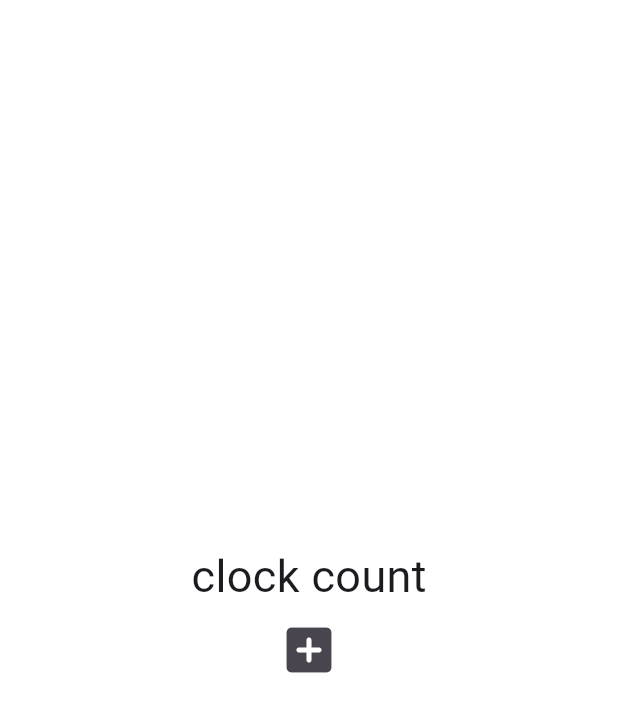
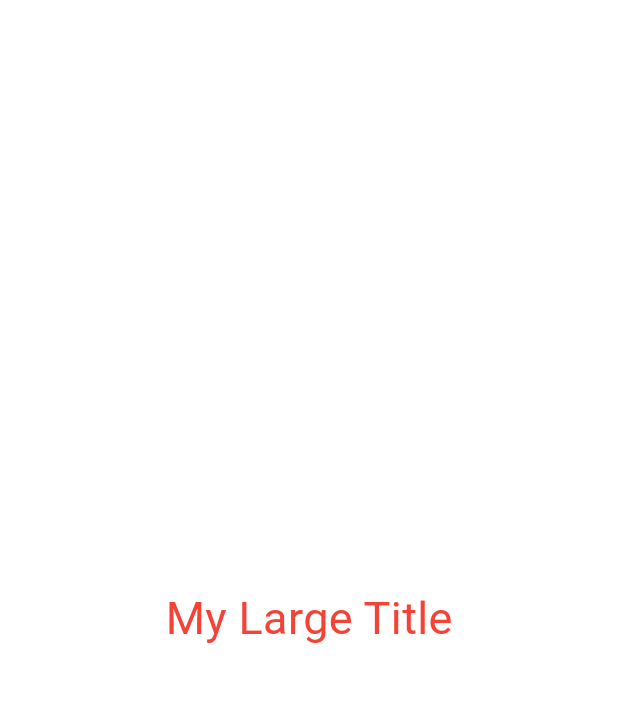
Before and after one commit to qpaseo/test, a Flutter app: the screen it shows after launch, on a phone screen of 412 x 824 dp. Shown: the top 712 px of the screen. Run offline on Flutter 3.47's test engine with Material 3 defaults, Android fonts, the phone set to English and light mode, and no system bars.

Commit message:
update :: 챕터4 buildContext

```diff
--- a/toonflix/lib/main.dart
+++ b/toonflix/lib/main.dart
@@ -36,22 +36,20 @@
   @override
   Widget build(BuildContext context) {
     return MaterialApp(
+      theme: ThemeData(
+        textTheme: TextTheme(
+          titleLarge: TextStyle(
+            color: Colors.red,
+          ),
+        ),
+      ),
       home: Scaffold(
         backgroundColor: Colors.white,
         body: Center(
           child: Column(
             mainAxisAlignment: MainAxisAlignment.center,
             children: [
-              Text(
-                "clock count",
-                style: TextStyle(fontSize: 30),
-              ),
-              for (var n in numbers) Text('$n'),
-              IconButton(
-                iconSize: 40,
-                onPressed: onClicked,
-                icon: Icon(Icons.add_box_rounded),
-              )
+              MyLargeTitle(),
             ],
           ),
         ),
@@ -59,3 +57,20 @@
     );
   }
 }
+
+class MyLargeTitle extends StatelessWidget {
+  const MyLargeTitle({
+    super.key,
+  });
+
+  @override
+  Widget build(BuildContext context) {
+    return Text(
+      "My Large Title",
+      style: TextStyle(
+        fontSize: 30,
+        color: Theme.of(context).textTheme.titleLarge?.color,
+      ),
+    );
+  }
+}
```
